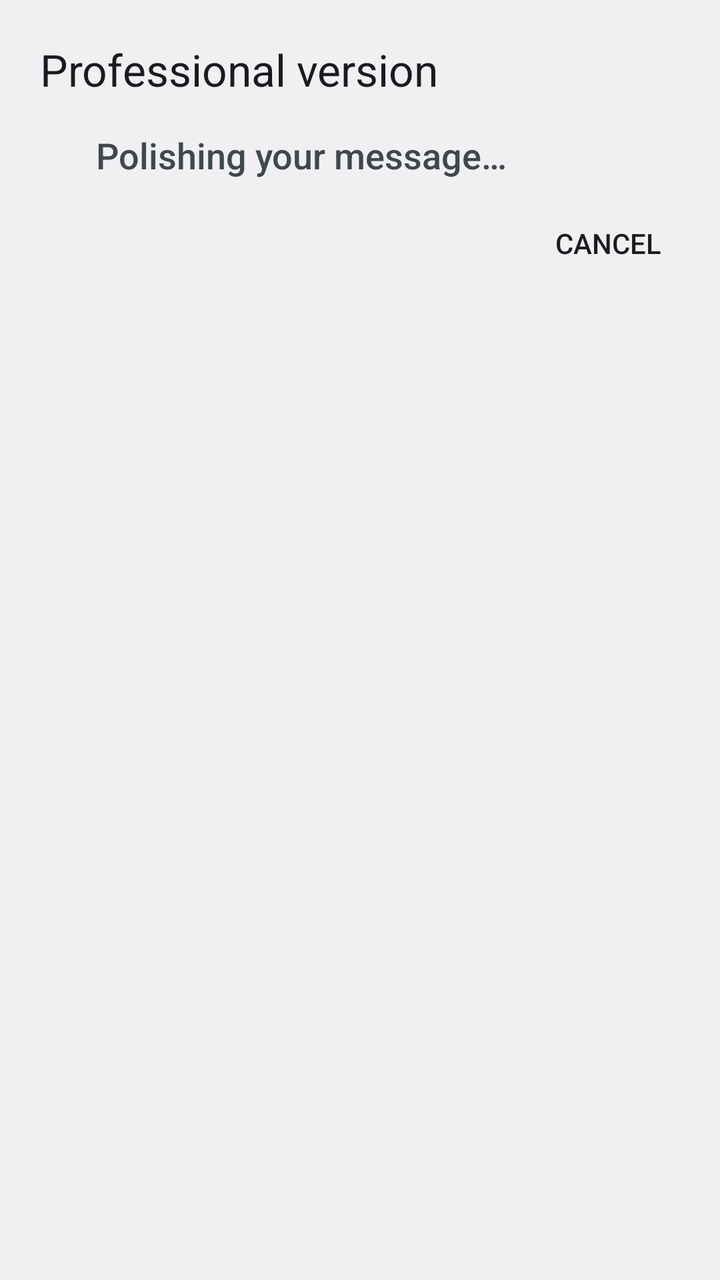
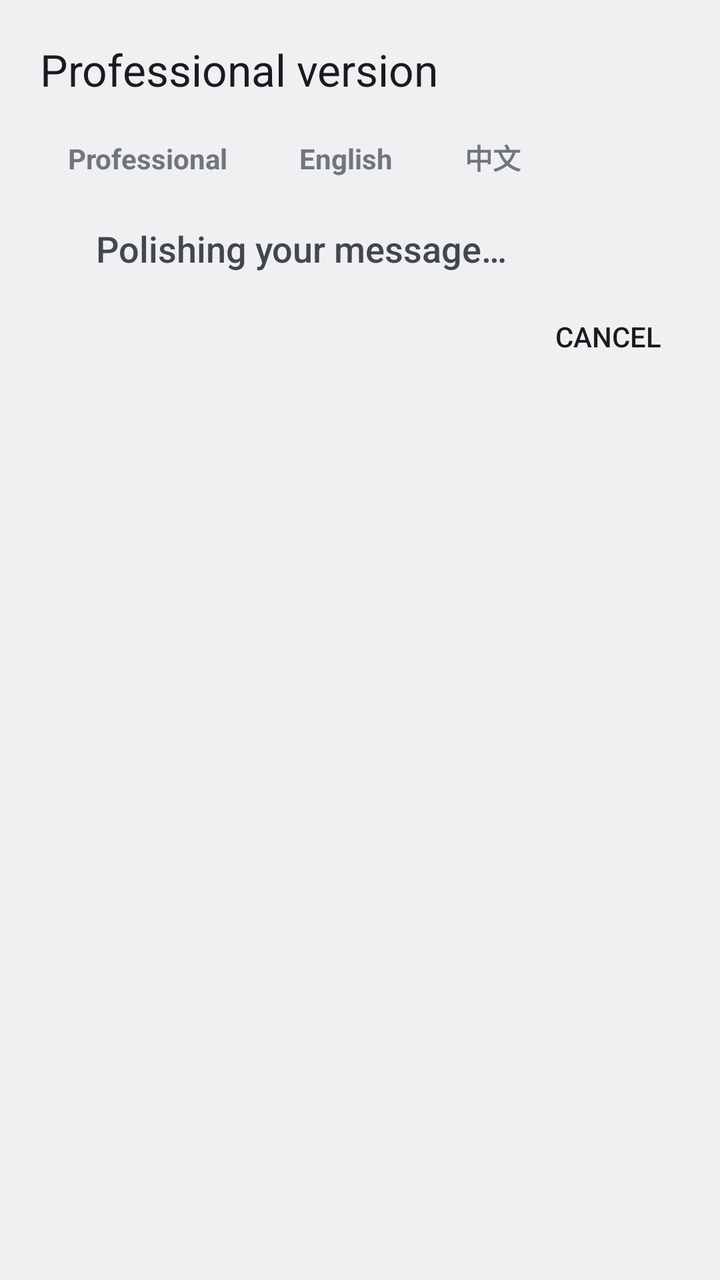

An Android layout rendered at two revisions. The XML below is the earlier revision; the diff shows what the commit changed to produce the second picture.
<!-- AndroidManifest.xml: application theme AppTheme -->
<!-- res/layout/activity_process.xml -->
<?xml version="1.0" encoding="utf-8"?>
<LinearLayout xmlns:android="http://schemas.android.com/apk/res/android"
    android:layout_width="match_parent"
    android:layout_height="wrap_content"
    android:orientation="vertical"
    android:paddingStart="20dp"
    android:paddingTop="20dp"
    android:paddingEnd="12dp"
    android:paddingBottom="8dp">

    <TextView
        android:layout_width="match_parent"
        android:layout_height="wrap_content"
        android:layout_marginEnd="8dp"
        android:text="@string/dialog_title"
        android:textAppearance="?android:attr/textAppearanceLarge" />

    <LinearLayout
        android:layout_width="match_parent"
        android:layout_height="wrap_content"
        android:layout_marginTop="16dp"
        android:layout_marginEnd="8dp"
        android:gravity="center_vertical"
        android:orientation="horizontal">

        <ProgressBar
            android:id="@+id/progress"
            style="?android:attr/progressBarStyleSmall"
            android:layout_width="wrap_content"
            android:layout_height="wrap_content"
            android:layout_marginEnd="12dp" />

        <TextView
            android:id="@+id/status"
            android:layout_width="0dp"
            android:layout_height="wrap_content"
            android:layout_weight="1"
            android:text="@string/working"
            android:textAppearance="?android:attr/textAppearanceMedium" />
    </LinearLayout>

    
    <EditText
        android:id="@+id/result"
        android:layout_width="match_parent"
        android:layout_height="wrap_content"
        android:layout_marginEnd="8dp"
        android:gravity="top|start"
        android:importantForAutofill="no"
        android:inputType="textMultiLine|textCapSentences"
        android:maxLines="10"
        android:minLines="2"
        android:scrollbars="vertical"
        android:textAppearance="?android:attr/textAppearanceMedium"
        android:visibility="gone" />

    <LinearLayout
        android:layout_width="match_parent"
        android:layout_height="wrap_content"
        android:layout_marginTop="8dp"
        android:gravity="end"
        android:orientation="horizontal">

        <Button
            android:id="@+id/btn_cancel"
            style="?android:attr/borderlessButtonStyle"
            android:layout_width="wrap_content"
            android:layout_height="wrap_content"
            android:text="@string/cancel" />

        <Button
            android:id="@+id/btn_retry"
            style="?android:attr/borderlessButtonStyle"
            android:layout_width="wrap_content"
            android:layout_height="wrap_content"
            android:text="@string/retry"
            android:visibility="gone" />

        <Button
            android:id="@+id/btn_copy"
            style="?android:attr/borderlessButtonStyle"
            android:layout_width="wrap_content"
            android:layout_height="wrap_content"
            android:text="@string/copy"
            android:visibility="gone" />

        <Button
            android:id="@+id/btn_replace"
            style="?android:attr/borderlessButtonStyle"
            android:layout_width="wrap_content"
            android:layout_height="wrap_content"
            android:text="@string/replace"
            android:textStyle="bold"
            android:visibility="gone" />
    </LinearLayout>
</LinearLayout>
<!-- resources referenced by this layout -->
<resources>
  <string name="cancel">Cancel</string>
  <string name="copy">Copy</string>
  <string name="dialog_title">Professional version</string>
  <string name="replace">Replace</string>
  <string name="retry">Try again</string>
  <string name="working">Polishing your message…</string>
  <style name="AppTheme" parent="android:Theme.DeviceDefault.Light">
          <item name="android:colorPrimary">@color/brand</item>
          <item name="android:colorPrimaryDark">@color/brand_dark</item>
          <item name="android:colorAccent">@color/brand</item>
      </style>
  <color name="brand">#2F4BD8</color>
  <color name="brand_dark">#1E33A6</color>
</resources>

<!-- the commit's change to res/layout/activity_process.xml (unified diff, before → after) -->
@@ -14,6 +14,8 @@
         android:layout_marginEnd="8dp"
         android:text="@string/dialog_title"
         android:textAppearance="?android:attr/textAppearanceLarge" />
+
+    <include layout="@layout/mode_chips" />
 
     <LinearLayout
         android:layout_width="match_parent"
@@ -94,3 +96,29 @@
             android:visibility="gone" />
     </LinearLayout>
 </LinearLayout>
+<!-- res/layout/mode_chips.xml (included above) -->
+<?xml version="1.0" encoding="utf-8"?>
+<LinearLayout xmlns:android="http://schemas.android.com/apk/res/android"
+    android:id="@+id/mode_chips"
+    android:layout_width="match_parent"
+    android:layout_height="wrap_content"
+    android:layout_marginTop="12dp"
+    android:orientation="horizontal">
+
+    <TextView
+        android:id="@+id/chip_same"
+        style="@style/ModeChip"
+        android:text="@string/mode_same" />
+
+    <TextView
+        android:id="@+id/chip_english"
+        style="@style/ModeChip"
+        android:layout_marginStart="8dp"
+        android:text="@string/mode_english" />
+
+    <TextView
+        android:id="@+id/chip_chinese"
+        style="@style/ModeChip"
+        android:layout_marginStart="8dp"
+        android:text="@string/mode_chinese" />
+</LinearLayout>
<!-- resource entries referenced after the edit -->
@@ -3,9 +3,23 @@
   <string name="cancel">Cancel</string>
   <string name="copy">Copy</string>
   <string name="dialog_title">Professional version</string>
+  <string name="mode_chinese">中文</string>
+  <string name="mode_english">English</string>
+  <string name="mode_same">Professional</string>
   <string name="replace">Replace</string>
   <string name="retry">Try again</string>
   <string name="working">Polishing your message…</string>
+  <style name="ModeChip">
+          <item name="android:layout_width">wrap_content</item>
+          <item name="android:layout_height">wrap_content</item>
+          <item name="android:clickable">true</item>
+          <item name="android:paddingStart">14dp</item>
+          <item name="android:paddingEnd">14dp</item>
+          <item name="android:paddingTop">7dp</item>
+          <item name="android:paddingBottom">7dp</item>
+          <item name="android:textSize">14sp</item>
+          <item name="android:textStyle">bold</item>
+      </style>
   <style name="AppTheme" parent="android:Theme.DeviceDefault.Light">
           <item name="android:colorPrimary">@color/brand</item>
           <item name="android:colorPrimaryDark">@color/brand_dark</item>
